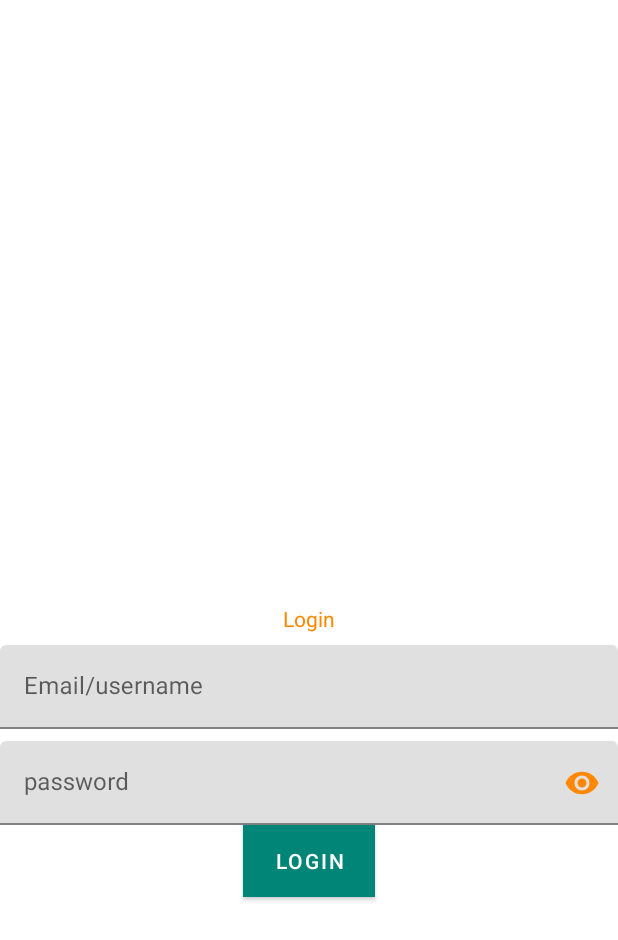
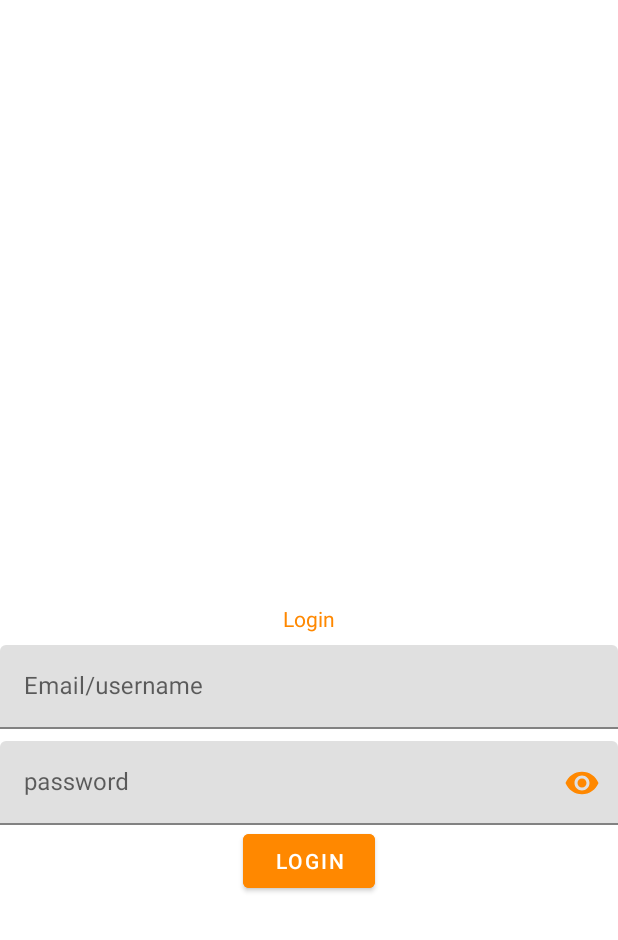
Before and after one commit to kulloveth/NavComponentSample, an Android app: the screen it shows after launch (MainActivity), after a tap on "SIGN UP", on a phone screen of 412 x 824 dp. Shown: the top 940 px of the screen. Run offline under Robolectric (Android 15) with nearby library versions, the phone set to English and light mode, and no system bars; 1 other tap on this screen came first.

```diff
--- a/app/src/main/java/com/developer/kulloveth/navcomponentsample/fragments/LoginFragment.java
+++ b/app/src/main/java/com/developer/kulloveth/navcomponentsample/fragments/LoginFragment.java
@@ -4,18 +4,21 @@ package com.developer.kulloveth.navcomponentsample.fragments;
 import android.os.Bundle;
 
 import androidx.fragment.app.Fragment;
+import androidx.navigation.Navigation;
 
 import android.view.LayoutInflater;
 import android.view.View;
 import android.view.ViewGroup;
 
 import com.developer.kulloveth.navcomponentsample.R;
+import com.google.android.material.button.MaterialButton;
 
 /**
  * A simple {@link Fragment} subclass.
  */
 public class LoginFragment extends Fragment {
 
+    MaterialButton button;
 
     public LoginFragment() {
         // Required empty public constructor
@@ -26,7 +29,12 @@ public class LoginFragment extends Fragment {
     public View onCreateView(LayoutInflater inflater, ViewGroup container,
                              Bundle savedInstanceState) {
         // Inflate the layout for this fragment
-        return inflater.inflate(R.layout.fragment_login, container, false);
+        View view = inflater.inflate(R.layout.fragment_login, container, false);
+        button = view.findViewById(R.id.login_button);
+        button.setOnClickListener(
+                Navigation.createNavigateOnClickListener(R.id.action_loginFragment_to_welcomeFragment,null)
+        );
+        return view;
     }
 
 }
--- a/app/src/main/res/layout/fragment_login.xml
+++ b/app/src/main/res/layout/fragment_login.xml
@@ -59,9 +59,10 @@
 
         <com.google.android.material.button.MaterialButton
             android:layout_width="wrap_content"
+            android:id="@+id/login_button"
             android:layout_height="wrap_content"
             android:text="login"
-            android:background="@android:color/holo_orange_dark"
+            android:backgroundTint="@android:color/holo_orange_dark"
             app:layout_constraintEnd_toEndOf="parent"
             app:layout_constraintStart_toStartOf="parent"
             app:layout_constraintTop_toBottomOf="@id/password_layout" />
--- a/app/src/main/res/layout/fragment_sign_up.xml
+++ b/app/src/main/res/layout/fragment_sign_up.xml
@@ -73,7 +73,7 @@
             android:id="@+id/sign_up_button"
             android:layout_width="wrap_content"
             android:layout_height="wrap_content"
-            android:background="@android:color/holo_orange_dark"
+            android:backgroundTint="@android:color/holo_orange_dark"
             android:text="sign up"
             app:layout_constraintEnd_toEndOf="parent"
             app:layout_constraintStart_toStartOf="parent"
```
